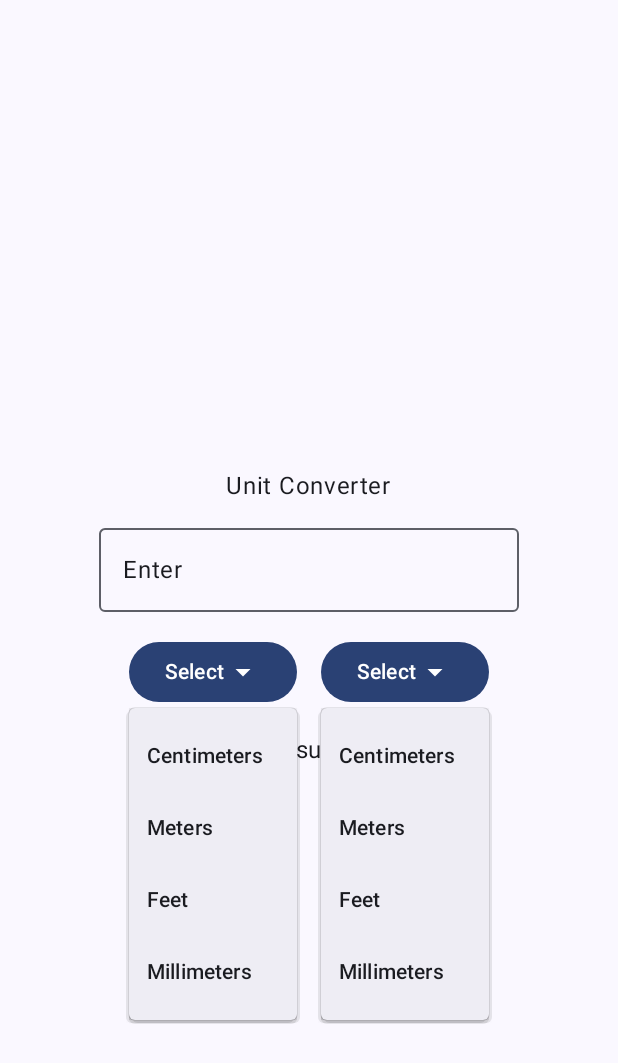
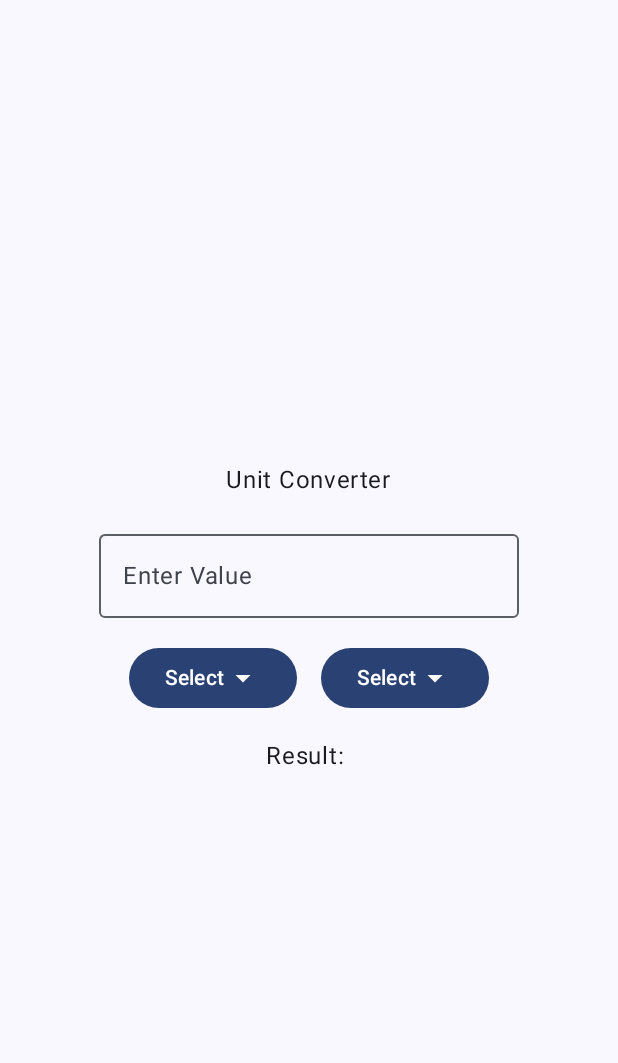
Before and after one commit to Limuwahanelis/adroid-app, an Android app built with Jetpack Compose: the screen it shows after launch (MainActivity), on a phone screen of 412 x 824 dp. Shown: the top 1063 px of the screen. Run offline under Robolectric (Android 15) with nearby library versions, the phone set to English and light mode, and no system bars.

Commit message:
Make inputfield interactive and store its state

```diff
--- a/app/src/main/java/com/example/myapplication/MainActivity.kt
+++ b/app/src/main/java/com/example/myapplication/MainActivity.kt
@@ -25,6 +25,10 @@ import androidx.compose.material3.OutlinedTextField
 import androidx.compose.material3.Surface
 import androidx.compose.material3.Text
 import androidx.compose.runtime.Composable
+import androidx.compose.runtime.getValue
+import androidx.compose.runtime.mutableStateOf
+import androidx.compose.runtime.remember
+import androidx.compose.runtime.setValue
 import androidx.compose.ui.Alignment
 import androidx.compose.ui.Modifier
 import androidx.compose.ui.platform.LocalContext
@@ -50,6 +54,13 @@ class MainActivity : ComponentActivity() {
 }
 @Composable
 fun UnitConverter() {
+    var inputValue by remember { mutableStateOf("") }
+    var outputValue by remember { mutableStateOf("") }
+    var inputUnit by remember { mutableStateOf("Centimeters") }
+    var outputUnit by remember { mutableStateOf("Meters") }
+    var iExpanded by remember { mutableStateOf(false) }
+    var oExpanded by remember { mutableStateOf(false) }
+    val conversionFactor = remember { mutableStateOf(0.01f) }
     Column(
         modifier = Modifier.fillMaxSize(),
         verticalArrangement = Arrangement.Center,
@@ -59,7 +70,9 @@ fun UnitConverter() {
         // UI elements will be stacked below each other
         Text("Unit Converter")
         Spacer(modifier = Modifier.height(16.dp))
-        OutlinedTextField(value = "Enter", onValueChange = {})
+        OutlinedTextField(value = inputValue,
+            onValueChange = {inputValue=it},
+            label = { Text(text = "Enter Value")});
         Spacer(modifier = Modifier.height(16.dp)) // padding is for single element for more precise control
         Row {
             // dropdown needs the same context as a button
@@ -68,7 +81,7 @@ fun UnitConverter() {
                     Text(text = "Select")
                     Icon(Icons.Default.ArrowDropDown, contentDescription = "Arrow Down")
                 }
-                DropdownMenu(expanded = true, onDismissRequest = { /*TODO*/ }) {
+                DropdownMenu(expanded = iExpanded, onDismissRequest = { /*TODO*/ }) {
                     DropdownMenuItem(
                         text = { Text("Centimeters") },
                         onClick = { /*TODO*/ })
@@ -90,7 +103,7 @@ fun UnitConverter() {
                     Text(text = "Select")
                     Icon(Icons.Default.ArrowDropDown, contentDescription = "Arrow Down")
                 }
-                DropdownMenu(expanded = true, onDismissRequest = { /*TODO*/ }) {
+                DropdownMenu(expanded = oExpanded, onDismissRequest = { /*TODO*/ }) {
                     DropdownMenuItem(
                         text = { Text("Centimeters") },
                         onClick = { /*TODO*/ })
```
